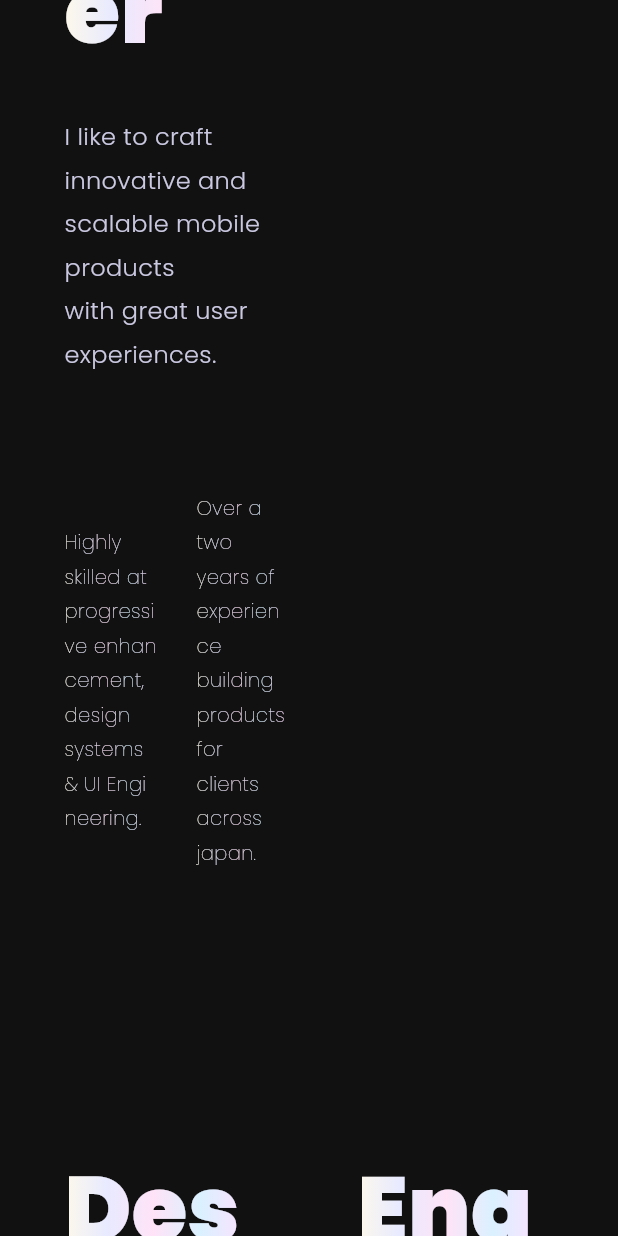
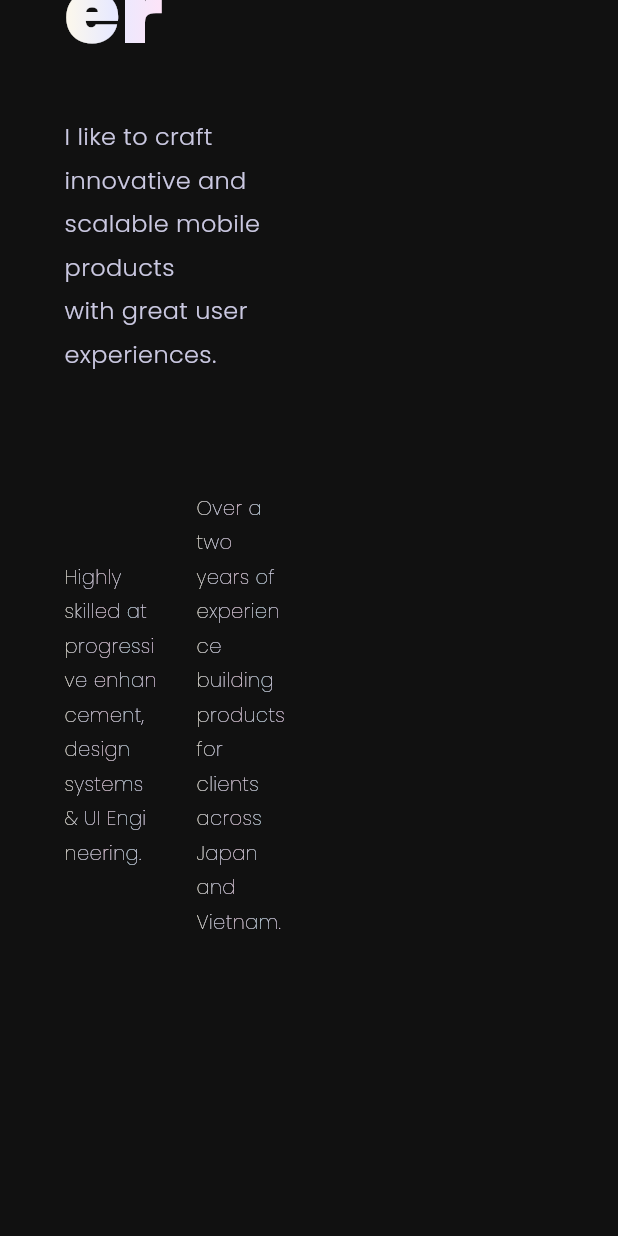
Before and after one commit to Hai4320/hai_portfolio, a Flutter app: the screen it shows after launch, scrolled down 576 dp, on a phone screen of 412 x 824 dp. Run offline on Flutter 3.47's test engine with Material 3 defaults, Android fonts, the phone set to English and light mode, and no system bars; our stand-ins replace flutter_screenutil, flutter_svg, get, google_fonts.

Commit message:
fix something 1

```diff
--- a/lib/ui/common/text_link.dart
+++ b/lib/ui/common/text_link.dart
@@ -1,6 +1,4 @@
-import 'package:flutter/cupertino.dart';
 import 'package:flutter/material.dart';
-import 'package:flutter_svg/flutter_svg.dart';
 import 'package:hai_portfolio/ui/theme/app_colors.dart';
 import 'package:url_launcher/url_launcher.dart';
 
@@ -43,7 +41,7 @@ class _TextLinkState extends State<TextLink> {
         child: Stack(
           children: [
             AnimatedScale(
-              scale: hovering ? 0.95 : 1,
+              scale: hovering ? 0.98 : 1,
               duration: const Duration(milliseconds: 200),
               child: Text(
                 widget.text,
--- a/lib/ui/screens/home/widgets/home_web.dart
+++ b/lib/ui/screens/home/widgets/home_web.dart
@@ -69,10 +69,7 @@ class _HomeWebState extends State<HomeWeb> {
                             SizedBox(height: 40.h),
                             const Text(
                               'I like to craft innovative and scalable mobile products\nwith great user experiences.',
-                              style: TextStyle(
-                                  fontSize: 16,
-                                  fontWeight: FontWeight.w300,
-                                  height: 1.8),
+                              style: TextStyle(fontSize: 16, fontWeight: FontWeight.w300, height: 1.8),
                             ),
                             SizedBox(height: 100.h),
                             Row(
@@ -90,7 +87,7 @@ class _HomeWebState extends State<HomeWeb> {
                                 SizedBox(width: 120.w),
                                 Expanded(
                                   child: const Text(
-                                    'Over a two years of experience building products for clients across japan.',
+                                    'Over a two years of experience building products for clients across Japan and Vietnam.',
                                     style: TextStyle(
                                       fontSize: 13,
                                       fontWeight: FontWeight.w200,
@@ -143,7 +140,7 @@ class _HomeWebState extends State<HomeWeb> {
                       children: [
                         SizedBox(height: 100.h),
                         const Text(
-                          'Design',
+                          'Engineering',
                           style: TextStyle(
                             fontSize: 60,
                             fontWeight: FontWeight.w900,
@@ -151,7 +148,7 @@ class _HomeWebState extends State<HomeWeb> {
                         ).gradient(),
                         SizedBox(height: 20.h),
                         const Text(
-                          "I design, even though I'm probably not the typical designer sitting in front of an Illustrator artboard tweaking pixels. You can always find me buried in stylesheets, fiddling with font sizes and thinking about layouts (~_^). Creating fluid user experiences is something I'm committed to doing while looking chic.",
+                          "I have the ideal tools for developing JavaScript applications, and I can definitely work without them to produce quick, durable solutions that are designed for growth – performance and scalability are top objectives on my radar.",
                           style: TextStyle(
                             fontSize: 14,
                             fontWeight: FontWeight.w300,
@@ -168,7 +165,7 @@ class _HomeWebState extends State<HomeWeb> {
                       children: [
                         SizedBox(height: 100.h),
                         const Text(
-                          'Engineering',
+                          'Design',
                           style: TextStyle(
                             fontSize: 60,
                             fontWeight: FontWeight.w900,
@@ -176,7 +173,7 @@ class _HomeWebState extends State<HomeWeb> {
                         ).gradient(),
                         SizedBox(height: 20.h),
                         const Text(
-                          "I have the ideal tools for developing JavaScript applications, and I can definitely work without them to produce quick, durable solutions that are designed for growth – performance and scalability are top objectives on my radar.",
+                          "I design, even though I'm probably not the typical designer sitting in front of an Illustrator artboard tweaking pixels. You can always find me buried in stylesheets, fiddling with font sizes and thinking about layouts (~_^). Creating fluid user experiences is something I'm committed to doing while looking chic.",
                           style: TextStyle(
                             fontSize: 14,
                             fontWeight: FontWeight.w300,
@@ -230,8 +227,7 @@ class _HomeWebState extends State<HomeWeb> {
                           SizedBox(height: 80.h),
                           SizedBox(
                             width: 400.w,
-                            child: PrimaryButton(
-                                label: "Read My Article", onTap: () {}),
+                            child: PrimaryButton(label: "Read My Article", onTap: () {}),
                           ),
                         ],
                       ),
@@ -244,17 +240,13 @@ class _HomeWebState extends State<HomeWeb> {
                         bottom: 140.h,
                         left: 120.w,
                       ),
-                      decoration:
-                          const BoxDecoration(color: AppColors.richBlack),
+                      decoration: const BoxDecoration(color: AppColors.richBlack),
                       child: Column(
                         crossAxisAlignment: CrossAxisAlignment.start,
                         children: [
                           const Text(
                             'I write,\nsometimes',
-                            style: TextStyle(
-                                fontSize: 50,
-                                fontWeight: FontWeight.w900,
-                                height: 1.3),
+                            style: TextStyle(fontSize: 50, fontWeight: FontWeight.w900, height: 1.3),
                           ).gradient(),
                           SizedBox(height: 20.h),
                           const Text(
@@ -267,8 +259,7 @@ class _HomeWebState extends State<HomeWeb> {
                           SizedBox(height: 80.h),
                           SizedBox(
                             width: 400.w,
-                            child: PrimaryButton(
-                                label: "Read My Article", onTap: () {}),
+                            child: PrimaryButton(label: "Read My Article", onTap: () {}),
                           ),
                         ],
                       ),
@@ -358,8 +349,7 @@ class _HomeWebState extends State<HomeWeb> {
                   SizedBox(height: 50.h),
                   const Text(
                     'Thank for your watching!',
-                    style: TextStyle(
-                        fontSize: 60, fontWeight: FontWeight.w900, height: 1.3),
+                    style: TextStyle(fontSize: 60, fontWeight: FontWeight.w900, height: 1.3),
                   ).gradient(),
                 ],
               ),
--- a/lib/ui/theme/app_colors.dart
+++ b/lib/ui/theme/app_colors.dart
@@ -2,7 +2,7 @@ import 'package:flutter/material.dart';
 
 class AppColors {
   static const black1 = Color(0xff111111);
-  static final white = Colors.white.withOpacity(0.8);
+  static final white = Colors.white.withOpacity(0.9);
   static const lightPeriwinkle = Color(0xffcbc9e2);
   static const richBlack = Color(0xff16161a);
 }
```
Lines whose indentation alone changed are shown as unchanged.
